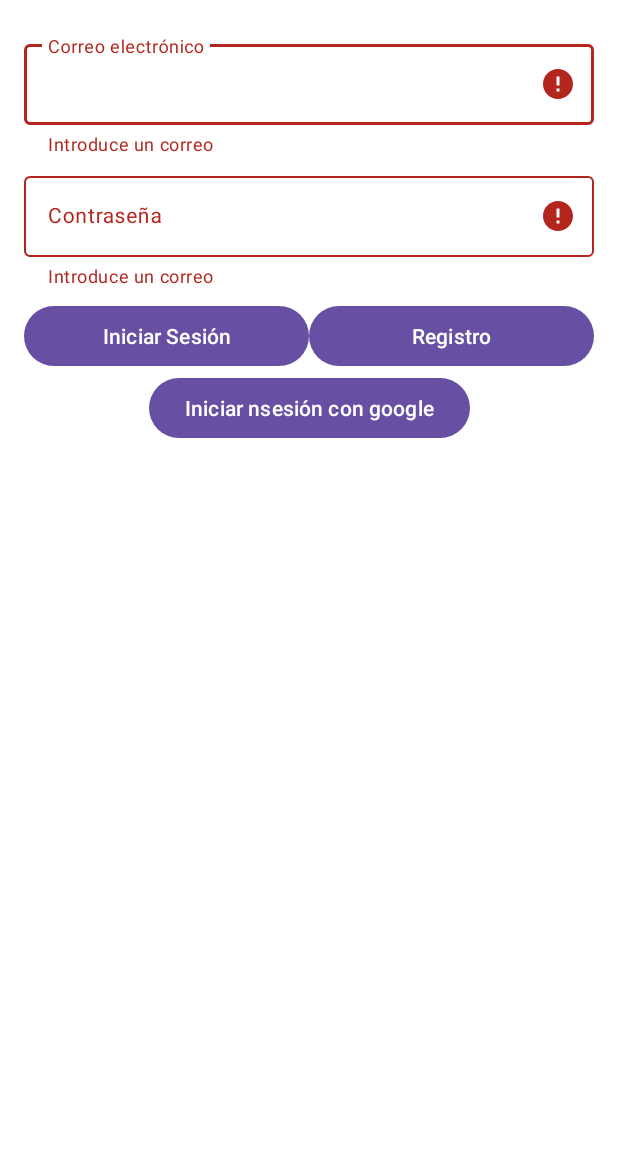
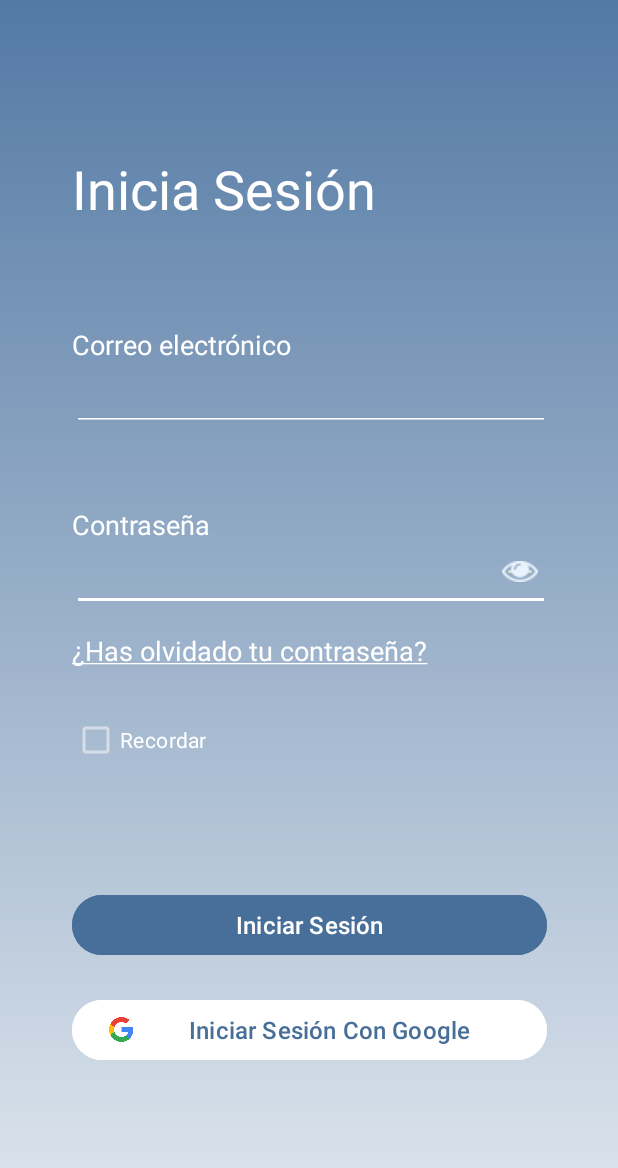
Before and after one commit to Heur-a/Bibliotech, an Android app: the screen it shows after launch (CustomLoginActivity), after a tap on "Iniciar Sesión", on a phone screen of 412 x 824 dp. Shown: the top 1168 px of the screen. Run offline under Robolectric (Android 15) with nearby library versions, the phone set to English and light mode, and no system bars; our stand-ins replace Firebase (no records; nobody signed in at launch, a user with empty details on screens opened directly).

Commit message:
Added Inital Screen and final logIn Screen

```diff
--- a/app/src/main/java/com/example/bibliotech/CustomLoginActivity.java
+++ b/app/src/main/java/com/example/bibliotech/CustomLoginActivity.java
@@ -6,7 +6,6 @@ import android.app.ProgressDialog;
 import android.content.Intent;
 import android.os.Bundle;
 import android.util.Log;
-import android.view.View;
 import android.view.ViewGroup;
 import android.widget.Button;
 import android.widget.EditText;
@@ -20,7 +19,6 @@ import com.google.android.gms.auth.api.signin.GoogleSignInOptions;
 import com.google.android.gms.common.api.ApiException;
 import com.google.android.gms.tasks.Task;
 import com.google.android.material.snackbar.Snackbar;
-import com.google.android.material.textfield.TextInputLayout;
 import com.google.firebase.auth.AuthCredential;
 import com.google.firebase.auth.FirebaseAuth;
 import com.google.firebase.auth.FirebaseUser;
@@ -36,7 +34,6 @@ public class CustomLoginActivity extends AppCompatActivity {
     private String mail, password = "";
     private ViewGroup container;
     private EditText editTextMail, editTextPassword;
-    private TextInputLayout TextInMail, TextInPassword;
     private ProgressDialog dialog;
 
     private GoogleSignInClient googleSignInClient;
@@ -54,17 +51,18 @@ public class CustomLoginActivity extends AppCompatActivity {
 
 
 
-        setContentView(R.layout.activity_custom_login);
-        editTextMail = findViewById(R.id.correo);
-        editTextPassword = findViewById(R.id.contraseña);
-        TextInMail = findViewById(R.id.til_correo);
-        TextInPassword = findViewById(R.id.til_contraseña);
+        setContentView(R.layout.inicio_sesion);
+        editTextMail = findViewById(R.id.editTextTextEmailAddress);
+        editTextPassword = findViewById(R.id.editTextPassword);
         container = findViewById(R.id.contenedor);
-        Button googleButton = findViewById(R.id.buttonGoogle);
+        Button googleButton = findViewById(R.id.buttonGooglee);
+        Button logIn = findViewById(R.id.buttonLogIn);
         googleButton.setOnClickListener(action -> {
             Intent signInIntent = googleSignInClient.getSignInIntent();
             startActivityForResult(signInIntent, RC_GOOGLE_SIGN_IN);
         });
+
+        logIn.setOnClickListener(action -> inicioSesiónCorreo());
         dialog = new ProgressDialog(this);
         dialog.setTitle("Verificando usuario");
         dialog.setMessage("Por favor espere...");
@@ -136,7 +134,7 @@ public class CustomLoginActivity extends AppCompatActivity {
         }
     }
 
-    public void inicioSesiónCorreo(View v) {
+    public void inicioSesiónCorreo() {
         if (verificaCampos()) {
             dialog.show();
             auth.signInWithEmailAndPassword(mail, password)
@@ -145,7 +143,7 @@ public class CustomLoginActivity extends AppCompatActivity {
                             verificaSiUsuarioValidado();
                         } else {
                             dialog.dismiss();
-                            mensaje(Objects.requireNonNull(task.getException()).getLocalizedMessage());
+                            mensaje("El correo implementado no existe");
                         }
                     });
         }
@@ -153,7 +151,7 @@ public class CustomLoginActivity extends AppCompatActivity {
 
 
     //TODO: Move this function to a separete SignIn activity :D
-    public void registroCorreo(View v) {
+    public void registroCorreo() {
         if (verificaCampos()) {
             dialog.show();
             auth.createUserWithEmailAndPassword(mail, password)
@@ -176,26 +174,26 @@ public class CustomLoginActivity extends AppCompatActivity {
     private boolean verificaCampos() {
         mail = editTextMail.getText().toString();
         password = editTextPassword.getText().toString();
-        TextInMail.setError("");
-        TextInPassword.setError("");
+        editTextMail.setError(null);
+        editTextPassword.setError(null);
 
-        try {
-            if (mail.isEmpty()) {
-                throw new ValidationException("Introduce un correo");
-            }
+        boolean isValid = true;
 
-            if (!mail.contains("@") || !mail.contains(".")) {
-                throw new ValidationException("Correo no válido");
-            }
+        if (mail.isEmpty()) {
+            editTextMail.setError("Introduce un correo");
+            isValid = false;
+        } else if (!mail.contains("@") || !mail.contains(".")) {
+            editTextMail.setError("Correo no válido");
+            isValid = false;
+        }
 
-            if (password.isEmpty()) {
-                throw new ValidationException("Introduce una contraseña");
-            }
-
-            if (password.length() < 6) {
-                throw new ValidationException("Ha de contener al menos 6 caracteres");
-            }
-
+        if (password.isEmpty()) {
+            editTextPassword.setError("Introduce una contraseña");
+            isValid = false;
+        } else if (password.length() < 6) {
+            editTextPassword.setError("La contraseña debe tener al menos 6 caracteres");
+            isValid = false;
+        } else {
             boolean hasDigit = false;
             boolean hasUppercase = false;
 
@@ -209,27 +207,17 @@ public class CustomLoginActivity extends AppCompatActivity {
             }
 
             if (!hasDigit) {
-                throw new ValidationException("Ha de contener un número");
+                editTextPassword.setError("La contraseña debe contener al menos un número");
+                isValid = false;
             }
 
             if (!hasUppercase) {
-                throw new ValidationException("Ha de contener una letra mayúscula");
+                editTextPassword.setError("La contraseña debe contener al menos una letra mayúscula");
+                isValid = false;
             }
+        }
 
-            return true;
-
-        } catch (ValidationException e) {
-            TextInMail.setError(e.getMessage());
-            TextInPassword.setError(e.getMessage());
-            return false;
-        }
-    }
-
-    // Custom ValidationException class
-    static class ValidationException extends Exception {
-        public ValidationException(String message) {
-            super(message);
-        }
+        return isValid;
     }
 
 
--- /dev/null
+++ b/app/src/main/java/com/example/bibliotech/paginaInicialActivity.java
@@ -0,0 +1,36 @@
+package com.example.bibliotech;
+
+import android.content.Intent;
+import android.os.Bundle;
+import android.widget.Button;
+
+import androidx.appcompat.app.AppCompatActivity;
+
+public class paginaInicialActivity extends AppCompatActivity {
+
+    public void onCreate(Bundle SavedInstanceState){
+        super.onCreate(SavedInstanceState);
+        setContentView(R.layout.paginainical);
+        Button logIn,SignIn;
+        logIn = findViewById(R.id.buttonlogInInit);
+        SignIn = findViewById(R.id.buttonSignInInit);
+        setClickListener(logIn, CustomLoginActivity.class);
+        //TODO: put signIn click listener, create signIn activity
+
+
+
+    }
+
+
+    private void changeActivity(Class v ) {
+
+        Intent i = new Intent(this, v);
+        startActivity(i);
+        finish();
+    }
+
+    private void setClickListener(Button b, Class v) {
+        b.setOnClickListener(task -> changeActivity(v));
+    }
+
+}
--- a/app/src/main/res/layout/activity_main.xml
+++ b/app/src/main/res/layout/activity_main.xml
@@ -17,7 +17,7 @@
         app:layout_constraintTop_toTopOf="parent" />
 
     <Button
-        android:id="@+id/button2"
+        android:id="@+id/buttonLogIn"
         android:layout_width="wrap_content"
         android:layout_height="wrap_content"
         android:layout_marginTop="15dp"
--- a/app/src/main/res/layout/inicio_sesion.xml
+++ b/app/src/main/res/layout/inicio_sesion.xml
@@ -2,6 +2,7 @@
 <androidx.constraintlayout.widget.ConstraintLayout xmlns:android="http://schemas.android.com/apk/res/android"
     xmlns:app="http://schemas.android.com/apk/res-auto"
     xmlns:tools="http://schemas.android.com/tools"
+    android:id="@+id/contenedor"
     android:layout_width="match_parent"
     android:layout_height="match_parent"
     android:background="@drawable/bk_ini">
@@ -12,9 +13,9 @@
         android:layout_height="14dp"
         android:layout_marginEnd="8dp"
         android:layout_marginBottom="8dp"
-        app:layout_constraintBottom_toBottomOf="@+id/editTextTextEmailAddress2"
-        app:layout_constraintEnd_toEndOf="@+id/editTextTextEmailAddress2"
-        app:layout_constraintTop_toTopOf="@+id/editTextTextEmailAddress2"
+        app:layout_constraintBottom_toBottomOf="@+id/editTextPassword"
+        app:layout_constraintEnd_toEndOf="@+id/editTextPassword"
+        app:layout_constraintTop_toTopOf="@+id/editTextPassword"
         app:layout_constraintVertical_bias="0.50"
         app:srcCompat="@drawable/ojopassword" />
 
@@ -39,16 +40,16 @@
         android:textColor="@color/white"
         android:textSize="18sp"
         app:layout_constraintStart_toStartOf="@+id/textView3"
-        app:layout_constraintTop_toBottomOf="@+id/editTextTextEmailAddress2" />
+        app:layout_constraintTop_toBottomOf="@+id/editTextPassword" />
 
     <EditText
-        android:id="@+id/editTextTextEmailAddress2"
+        android:id="@+id/editTextPassword"
         android:layout_width="0dp"
         android:layout_height="wrap_content"
         android:layout_marginEnd="45dp"
         android:backgroundTint="#FFFFFF"
         android:ems="10"
-        android:inputType="textEmailAddress"
+        android:inputType="textPassword"
         app:layout_constraintEnd_toEndOf="parent"
         app:layout_constraintHorizontal_bias="0.0"
         app:layout_constraintStart_toStartOf="@+id/textView5"
@@ -104,7 +105,7 @@
         app:layout_constraintTop_toBottomOf="@+id/textView7" />
 
     <Button
-        android:id="@+id/button2"
+        android:id="@+id/buttonLogIn"
         android:layout_width="0dp"
         android:layout_height="wrap_content"
         android:layout_marginTop="75dp"
@@ -117,7 +118,7 @@
         app:layout_constraintTop_toBottomOf="@+id/checkBox" />
 
     <Button
-        android:id="@+id/button4"
+        android:id="@+id/buttonGooglee"
         android:layout_width="0dp"
         android:layout_height="wrap_content"
         android:layout_marginTop="22dp"
@@ -132,6 +133,6 @@
         app:layout_constraintEnd_toEndOf="parent"
         app:layout_constraintHorizontal_bias="1.0"
         app:layout_constraintStart_toStartOf="@+id/checkBox"
-        app:layout_constraintTop_toBottomOf="@+id/button2" />
+        app:layout_constraintTop_toBottomOf="@+id/buttonLogIn" />
 
 </androidx.constraintlayout.widget.ConstraintLayout>
--- a/app/src/main/res/layout/paginainical.xml
+++ b/app/src/main/res/layout/paginainical.xml
@@ -37,7 +37,7 @@
         app:layout_constraintTop_toBottomOf="@+id/textView9" />
 
     <Button
-        android:id="@+id/button5"
+        android:id="@+id/buttonlogInInit"
         android:layout_width="0dp"
         android:layout_height="wrap_content"
         android:layout_marginTop="602dp"
@@ -50,7 +50,7 @@
         app:layout_constraintTop_toTopOf="parent" />
 
     <Button
-        android:id="@+id/button6"
+        android:id="@+id/buttonSignInInit"
         android:layout_width="0dp"
         android:layout_height="wrap_content"
         android:layout_marginTop="26dp"
@@ -61,5 +61,5 @@
         app:layout_constraintEnd_toEndOf="parent"
         app:layout_constraintHorizontal_bias="1.0"
         app:layout_constraintStart_toStartOf="@+id/textView8"
-        app:layout_constraintTop_toBottomOf="@+id/button5" />
+        app:layout_constraintTop_toBottomOf="@+id/buttonlogInInit" />
 </androidx.constraintlayout.widget.ConstraintLayout>
```
Also changed, not shown: app/src/main/AndroidManifest.xml (+6 -5 lines), app/src/main/java/com/example/bibliotech/FireBaseLogin.java (added, +46 -0 lines), app/src/main/java/com/example/bibliotech/RegsiterActivity.java (added, +7 -0 lines).
